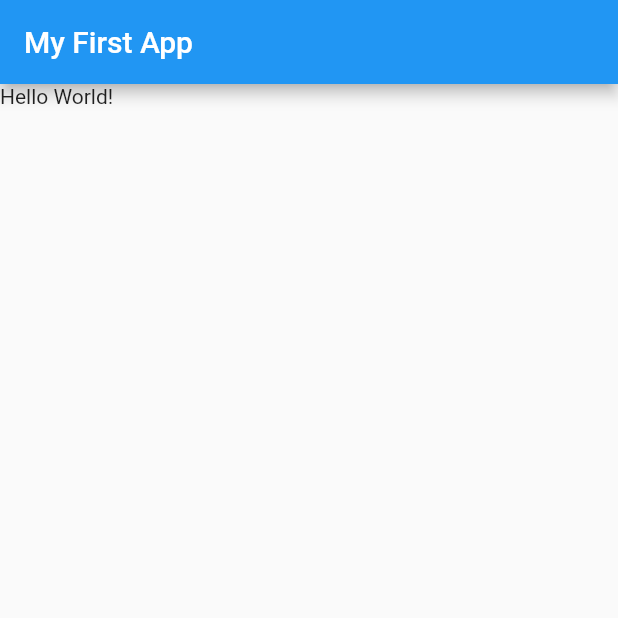
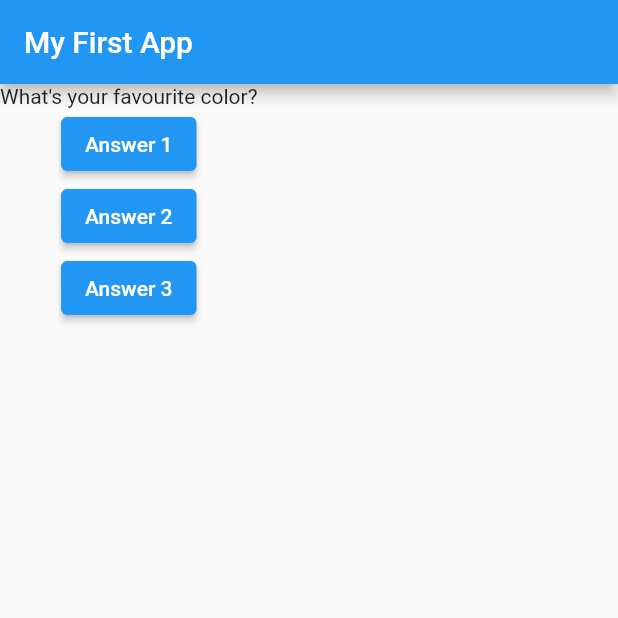
Before and after one commit to ExcViral/flutter_complete_guide, a Flutter app: the screen it shows after launch, on a phone screen of 412 x 824 dp, the top half of it. Run offline on Flutter 3.47's test engine with Material 2 defaults, Android fonts, the phone set to English and light mode, and no system bars.

```diff
--- a/lib/main.dart
+++ b/lib/main.dart
@@ -4,7 +4,27 @@ void main() {
   runApp(MyApp());
 }
 
-class MyApp extends StatelessWidget {
+class MyApp extends StatefulWidget {
+  @override
+  State<StatefulWidget> createState() {
+    return MyAppState();
+  }
+}
+
+class MyAppState extends State<MyApp> {
+  var questionIndex = 0;
+  var questions = [
+    'What\'s your favourite color?',
+    'What\'s your favourite animal?'
+  ];
+
+  void answerQuestion() {
+    setState(() {
+      questionIndex = questionIndex + 1;
+    });
+    print(questionIndex);
+  }
+
   @override
   Widget build(BuildContext context) {
     return MaterialApp(
@@ -12,8 +32,87 @@ class MyApp extends StatelessWidget {
         appBar: AppBar(
           title: Text('My First App'),
         ),
-        body: Text('Hello World!'),
+        body: Column(
+          children: <Widget>[
+            Text(questions[questionIndex]),
+            ElevatedButton(onPressed: answerQuestion, child: Text('Answer 1')),
+            ElevatedButton(
+                onPressed: () => print('Answer 2 Chosen'),
+                child: Text('Answer 2')),
+            ElevatedButton(
+                onPressed: () {
+                  print('Answer 3 Chosen');
+                  print('It is a lovely day!');
+                },
+                child: Text('Answer 3')),
+          ],
+        ),
       ),
     );
   }
 }
+
+
+// Simple Stateful Widget Making Test
+// void main() => runApp(NewApp());
+
+// class NewApp extends StatefulWidget {
+//   @override
+//   State<NewApp> createState() => _NewAppState();
+// }
+
+// class _NewAppState extends State<NewApp> {
+//   List textBank = ['First', 'Second', 'Third', 'Fourth', 'Fifth'];
+//   var index = 0;
+//   void nextClickHandler() {
+//     setState(() {
+//       if (index < textBank.length - 1) {
+//         index = index + 1;
+//       } else {
+//         index = 0;
+//       }
+//     });
+//   }
+
+//   void previousClickHandler() {
+//     setState(() {
+//       if (index == 0) {
+//         index = textBank.length - 1;
+//       } else {
+//         index = index - 1;
+//       }
+//     });
+//   }
+
+//   @override
+//   Widget build(BuildContext context) {
+//     return MaterialApp(
+//       home: Scaffold(
+//         appBar: AppBar(title: Text('Stateful App Test')),
+//         body: Column(
+//           children: [
+//             Text(textBank[index]),
+//             Row(
+//               children: [
+//                 ElevatedButton(
+//                   onPressed: previousClickHandler,
+//                   child: Text('<< Previous'),
+//                 ),
+//                 ElevatedButton(
+//                     onPressed: nextClickHandler, child: Text('Next >>'))
+//               ],
+//             ),
+//             ElevatedButton(
+//                 onPressed: () {
+//                   setState(() {
+//                     var dummyText = 'dummy' + textBank.length.toString();
+//                     textBank.add(dummyText);
+//                   });
+//                 },
+//                 child: Text('Add New'))
+//           ],
+//         ),
+//       ),
+//     );
+//   }
+// }
```
